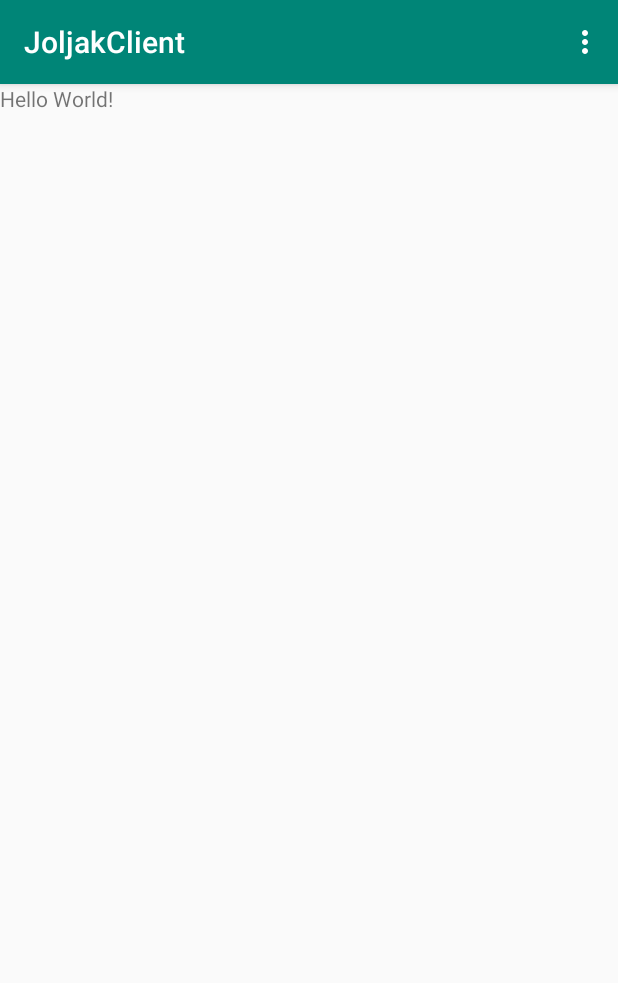
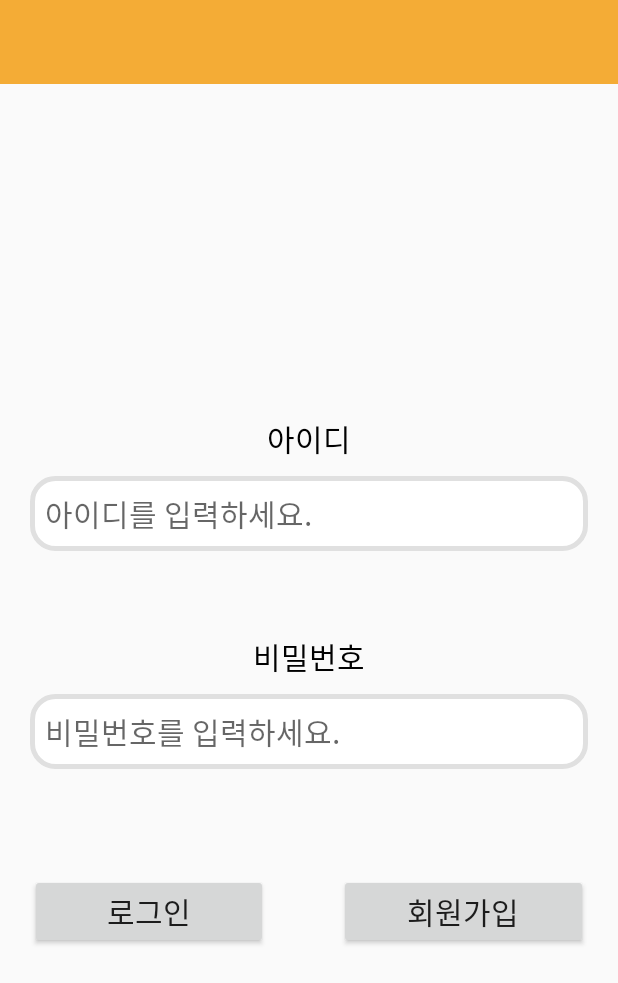
Before and after one commit to jk960903/KPU2020JOLJAK, an Android app: the screen it shows after launch (MainActivity), on a phone screen of 412 x 824 dp. Shown: the top 983 px of the screen. Run offline under Robolectric (Android 15) with nearby library versions, the phone set to English and light mode, and no system bars.

Commit message:
2020.01.28 로그인 UI

```diff
--- a/care/JoljakClient/app/build.gradle
+++ b/care/JoljakClient/app/build.gradle
@@ -25,6 +25,11 @@ dependencies {
     implementation 'androidx.constraintlayout:constraintlayout:1.1.3'
     implementation 'com.google.android.gms:play-services-maps:17.0.0'
     implementation 'com.google.android.gms:play-services-location:17.0.0'
+    implementation 'androidx.legacy:legacy-support-v4:1.0.0'
+    implementation 'com.google.android.material:material:1.0.0'
+    implementation 'androidx.navigation:navigation-fragment:2.0.0'
+    implementation 'androidx.navigation:navigation-ui:2.0.0'
+    implementation 'androidx.lifecycle:lifecycle-extensions:2.0.0'
     testImplementation 'junit:junit:4.12'
     androidTestImplementation 'androidx.test.ext:junit:1.1.1'
     androidTestImplementation 'androidx.test.espresso:espresso-core:3.2.0'
--- /dev/null
+++ b/care/JoljakClient/app/src/main/res/drawable/edittext.xml
@@ -0,0 +1,14 @@
+<?xml version="1.0" encoding="utf-8"?>
+<!--  res/drawable/rounded_edittext.xml -->
+<shape xmlns:android="http://schemas.android.com/apk/res/android"
+    android:shape="rectangle" android:padding="10dp">
+    <solid android:color="#FFFFFF"/>
+    <corners
+        android:bottomRightRadius="15dp"
+        android:bottomLeftRadius="15dp"
+        android:topLeftRadius="15dp"
+        android:topRightRadius="15dp"/>
+    <stroke
+        android:width="3dp"
+        android:color="#E0E0E0"/>
+</shape>
--- a/care/JoljakClient/app/src/main/res/layout/activity_main.xml
+++ b/care/JoljakClient/app/src/main/res/layout/activity_main.xml
@@ -1,18 +1,95 @@
 <?xml version="1.0" encoding="utf-8"?>
 <LinearLayout xmlns:android="http://schemas.android.com/apk/res/android"
-    xmlns:app="http://schemas.android.com/apk/res-auto"
     xmlns:tools="http://schemas.android.com/tools"
     android:layout_width="match_parent"
     android:layout_height="match_parent"
-    tools:context=".MainActivity">
+    tools:context=".MainActivity"
+    android:orientation="vertical">
 
-    <TextView
-        android:layout_width="wrap_content"
-        android:layout_height="wrap_content"
-        android:text="Hello World!"
-        app:layout_constraintBottom_toBottomOf="parent"
-        app:layout_constraintLeft_toLeftOf="parent"
-        app:layout_constraintRight_toRightOf="parent"
-        app:layout_constraintTop_toTopOf="parent" />
+    <include
+        android:id="@+id/toolbar_dark"
+        layout="@layout/toolbar"/>
 
+    <LinearLayout
+        android:layout_width="match_parent"
+        android:layout_height="match_parent"
+        android:gravity="center"
+        android:orientation="vertical">
+
+        <LinearLayout
+            android:layout_width="match_parent"
+            android:layout_height="wrap_content"
+            android:orientation="vertical"
+            android:padding="20dp">
+            <TextView
+                android:layout_width="match_parent"
+                android:layout_height="wrap_content"
+                android:text="아이디"
+                android:textSize="20sp"
+                android:padding="10dp"
+                android:gravity="center_horizontal"
+                android:textColor="@color/text"/>
+            <EditText
+                android:background="@drawable/edittext"
+                android:padding="10dp"
+                android:layout_width="match_parent"
+                android:layout_height="wrap_content"
+                android:layout_gravity="center_horizontal"
+                android:hint="아이디를 입력하세요."
+                android:textSize="20sp"/>
+        </LinearLayout>
+        <LinearLayout
+            android:layout_width="match_parent"
+            android:layout_height="wrap_content"
+            android:orientation="vertical"
+            android:padding="20dp"
+            android:layout_marginTop="5dp">
+
+            <TextView
+                android:layout_width="match_parent"
+                android:layout_height="wrap_content"
+                android:text="비밀번호"
+                android:textSize="20sp"
+                android:padding="10dp"
+                android:gravity="center_horizontal"
+                android:textColor="@color/text"/>
+            <EditText
+                android:background="@drawable/edittext"
+                android:padding="10dp"
+                android:layout_width="match_parent"
+                android:layout_height="wrap_content"
+                android:layout_gravity="center_horizontal"
+                android:hint="비밀번호를 입력하세요."
+                android:textSize="20sp"/>
+        </LinearLayout>
+
+        <LinearLayout
+            android:layout_width="match_parent"
+            android:layout_height="wrap_content"
+            android:paddingTop="50dp"
+            android:paddingLeft="20dp"
+            android:paddingRight="20dp">
+
+            <Button
+                android:layout_width="wrap_content"
+                android:layout_height="wrap_content"
+                android:padding="10dp"
+                android:textSize="20sp"
+                android:text="로그인"
+                android:layout_weight="1.5"/>
+            <View
+                android:layout_width="0dp"
+                android:layout_height="0dp"
+                android:layout_weight="1"/>
+            <Button
+                android:layout_width="wrap_content"
+                android:layout_height="wrap_content"
+                android:padding="10dp"
+                android:textSize="20sp"
+                android:text="회원가입"
+                android:layout_weight="1.5"/>
+
+        </LinearLayout>
+
+    </LinearLayout>
 </LinearLayout>
--- /dev/null
+++ b/care/JoljakClient/app/src/main/res/layout/toolbar.xml
@@ -0,0 +1,23 @@
+<?xml version="1.0" encoding="utf-8"?>
+<androidx.appcompat.widget.Toolbar
+    xmlns:android="http://schemas.android.com/apk/res/android"
+    xmlns:app="http://schemas.android.com/apk/res-auto"
+    android:id="@+id/toolbar"
+    android:layout_height="wrap_content"
+    android:layout_width="match_parent"
+    android:minHeight="?attr/actionBarSize"
+    app:theme="@style/ThemeOverlay.AppCompat.Dark.ActionBar"
+    app:popupTheme="@style/ThemeOverlay.AppCompat.Light"
+    android:background="@color/colorPrimary">
+
+    <TextView
+        android:layout_width="wrap_content"
+        android:layout_height="wrap_content"
+        android:layout_gravity="center"
+        android:keepScreenOn="true"
+        android:paddingTop="20dp"
+        android:textColor="#FFF"
+        android:textSize="20sp"
+        android:textStyle="bold" />
+
+</androidx.appcompat.widget.Toolbar>
--- a/care/JoljakClient/app/src/main/res/values/colors.xml
+++ b/care/JoljakClient/app/src/main/res/values/colors.xml
@@ -1,6 +1,7 @@
 <?xml version="1.0" encoding="utf-8"?>
 <resources>
-    <color name="colorPrimary">#008577</color>
+    <color name="colorPrimary">#F4AC36</color>
     <color name="colorPrimaryDark">#00574B</color>
     <color name="colorAccent">#D81B60</color>
+    <color name="text">#000</color>
 </resources>
--- a/care/JoljakClient/app/src/main/res/values/styles.xml
+++ b/care/JoljakClient/app/src/main/res/values/styles.xml
@@ -1,11 +1,11 @@
 <resources>
 
     <!-- Base application theme. -->
-    <style name="AppTheme" parent="Theme.AppCompat.Light.DarkActionBar">
+    <style name="AppTheme" parent="Theme.AppCompat.Light.NoActionBar">
         <!-- Customize your theme here. -->
         <item name="colorPrimary">@color/colorPrimary</item>
         <item name="colorPrimaryDark">@color/colorPrimaryDark</item>
         <item name="colorAccent">@color/colorAccent</item>
+
     </style>
-
 </resources>
--- a/care/JoljakClient/build.gradle
+++ b/care/JoljakClient/build.gradle
@@ -7,7 +7,7 @@ buildscript {
 
     }
     dependencies {
-        classpath 'com.android.tools.build:gradle:3.5.2'
+        classpath 'com.android.tools.build:gradle:3.5.3'
 
         // NOTE: Do not place your application dependencies here; they belong
         // in the individual module build.gradle files
```
Also changed, not shown: care/JoljakClient/app/src/main/AndroidManifest.xml (+8 -1 lines), care/JoljakClient/app/src/main/java/com/example/joljakclient/SplashScreen.java (added, +43 -0 lines), care/JoljakClient/app/src/main/res/drawable-anydpi/menu.xml (added, +11 -0 lines), care/JoljakClient/app/src/main/res/layout/activity_splashscreen.xml (added, +16 -0 lines), care/JoljakClient/app/src/main/res/values/strings.xml (+14 -0 lines), care/JoljakClient/app/src/main/res/drawable-hdpi/menu.png (added), care/JoljakClient/app/src/main/res/drawable-mdpi/logo3.gif (added), care/JoljakClient/app/src/main/res/drawable-mdpi/menu.png (added), care/JoljakClient/app/src/main/res/drawable-xhdpi/menu.png (added), care/JoljakClient/app/src/main/res/drawable-xxhdpi/menu.png (added).
